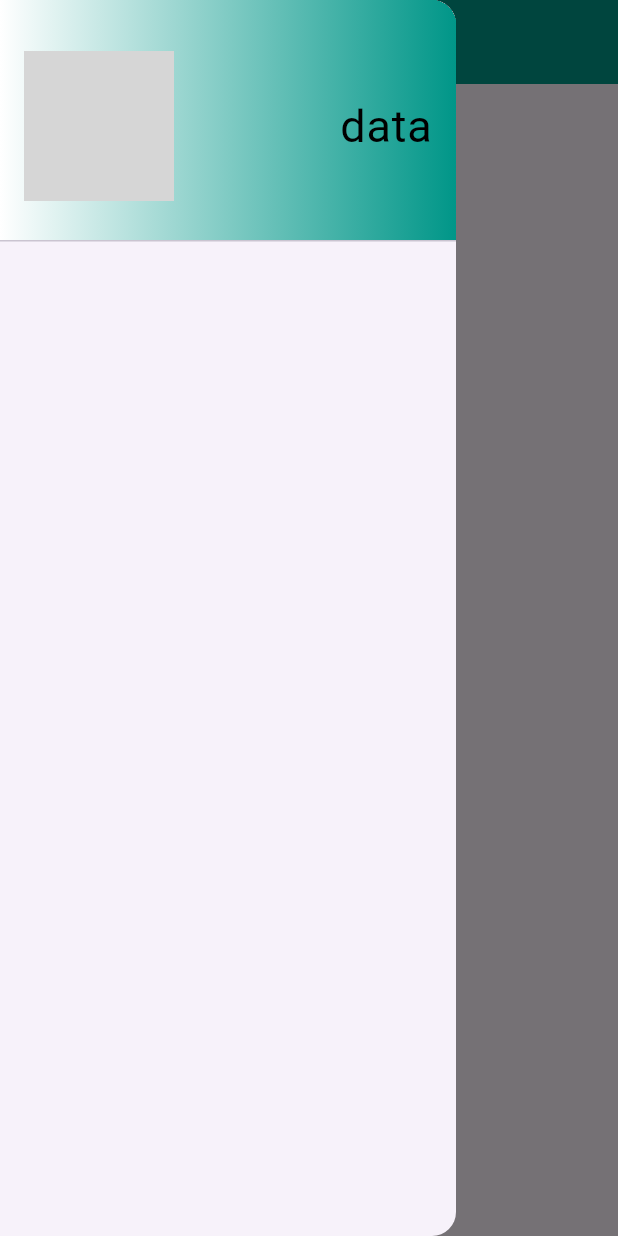
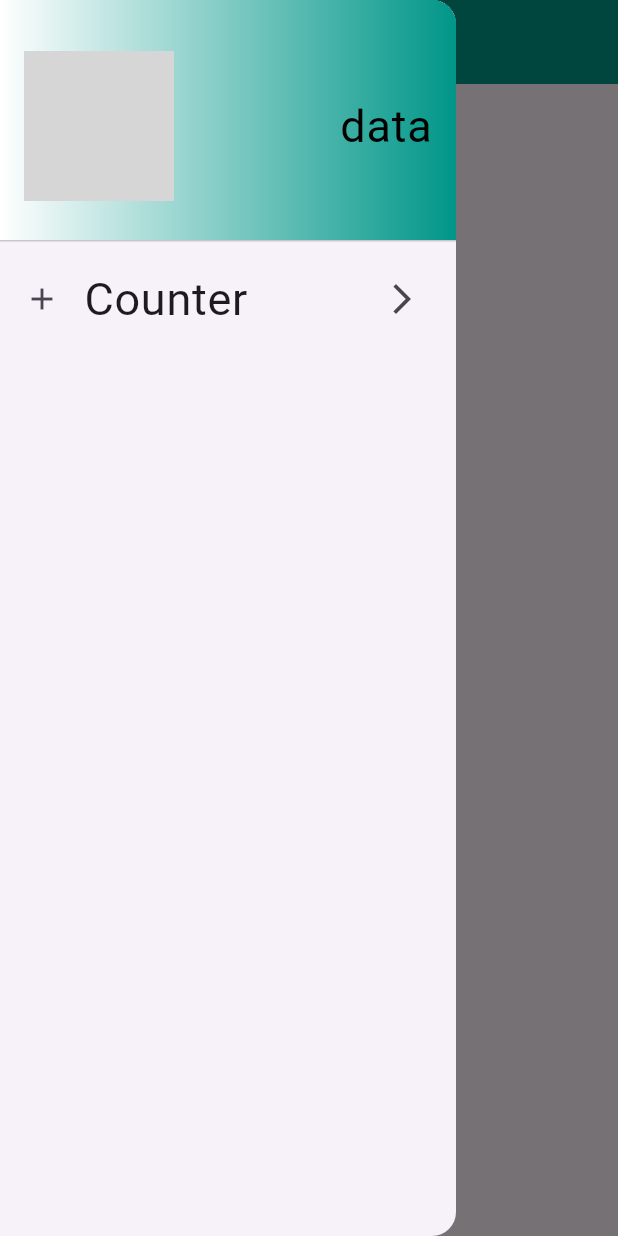
Before and after one commit to achraf-ayar/REF-Flutter, a Flutter app: the screen it shows after launch, with the side drawer open, on a phone screen of 412 x 824 dp. Run offline on Flutter 3.47's test engine with Material 3 defaults, Android fonts, the light colour scheme and no system bars; grey boxes are pictures that could not be loaded.

Commit message:
Add counter page with increment/decrement buttons

```diff
--- a/lib/main.dart
+++ b/lib/main.dart
@@ -1,4 +1,5 @@
 import 'package:flutter/material.dart';
+import 'package:tp1_dwm_flutter_app/pages/counter.page.dart';
 import 'package:tp1_dwm_flutter_app/pages/home.page.dart';
 
 void main() {
@@ -13,6 +14,7 @@ class MyApp extends StatelessWidget {
     return MaterialApp(
       routes: {
         "/": (context)=> HomePage(),
+        "/counter": (context)=> CounterPage(),
       },
       theme: new ThemeData(
         appBarTheme: AppBarTheme(
--- /dev/null
+++ b/lib/widgets/drawer.counter.widget.dart
@@ -0,0 +1,18 @@
+import 'package:flutter/material.dart';
+
+class DrawerCounter extends StatelessWidget {
+  const DrawerCounter ({super.key});
+
+  @override
+  Widget build(BuildContext context) {
+    return ListTile(
+      title: Text("Counter"),
+      leading: Icon(Icons.add),
+      trailing: Icon(Icons.arrow_forward_ios_sharp),
+      onTap: (){
+        Navigator.pop(context);
+        Navigator.pushNamed(context, "/counter");
+      },
+    );
+  }
+}
--- a/lib/widgets/drawer.widget.dart
+++ b/lib/widgets/drawer.widget.dart
@@ -1,4 +1,5 @@
 import 'package:flutter/material.dart';
+import 'package:tp1_dwm_flutter_app/widgets/drawer.counter.widget.dart';
 import 'package:tp1_dwm_flutter_app/widgets/drawer.header.widget.dart';
 
 class MyDrawer extends StatelessWidget {
@@ -10,6 +11,7 @@ class MyDrawer extends StatelessWidget {
       child: ListView(
         children: [
           new MyDrawerHeader(),
+          new DrawerCounter(),
         ],
       ),
     );
```
Also changed, not shown: lib/pages/counter.page.dart (added, +49 -0 lines).
